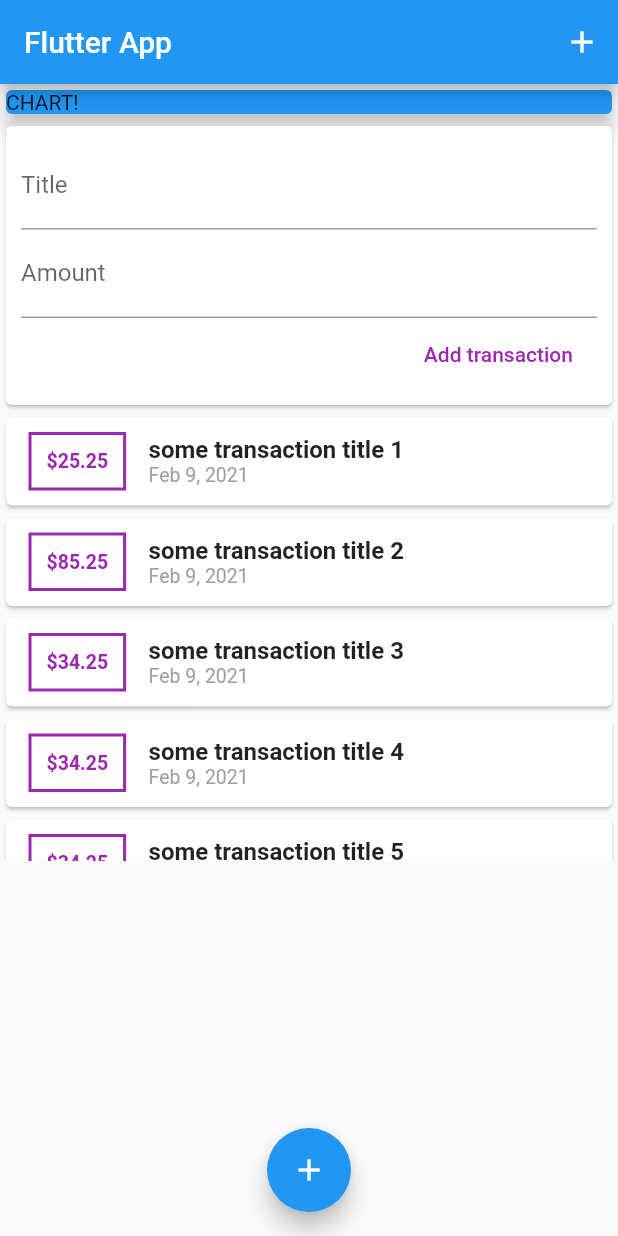
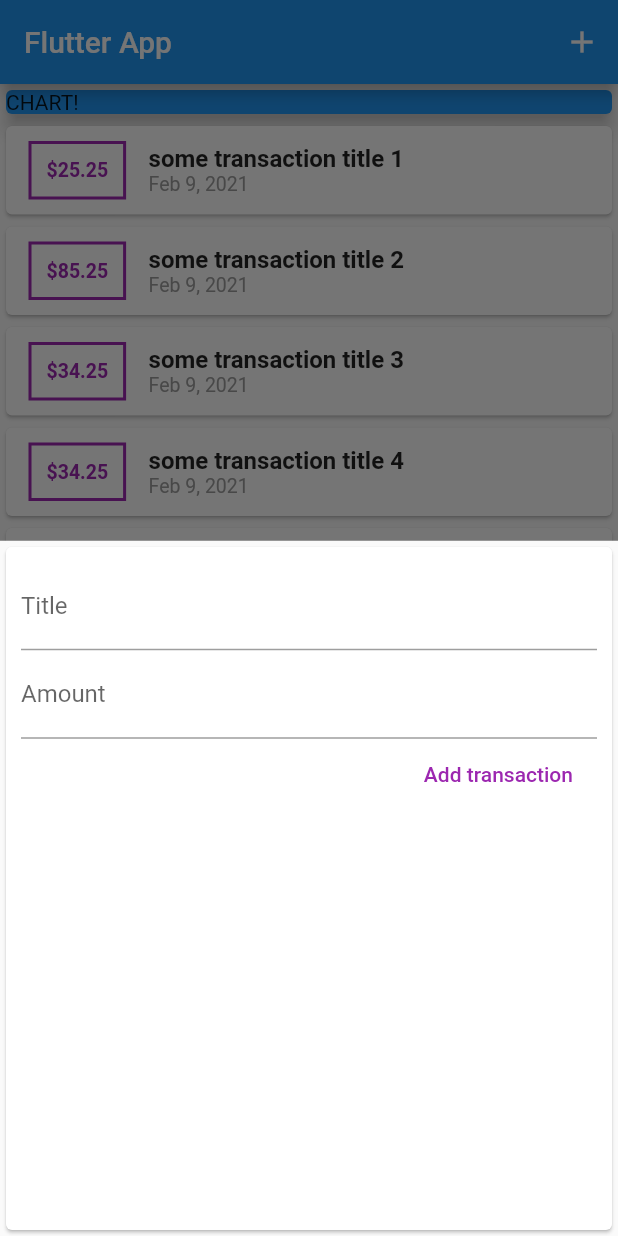
Before and after one commit to robozavri/flutter-finance, a Flutter app: the screen it shows after launch, after a tap on the "add" icon, on a phone screen of 412 x 824 dp. Run offline on Flutter 3.47's test engine with Material 2 defaults, Android fonts, the phone set to English and light mode, and no system bars.

Commit message:
[feat][finish-92]

```diff
--- a/lib/main.dart
+++ b/lib/main.dart
@@ -1,5 +1,8 @@
 import 'package:flutter/material.dart';
-import './widgets/user_transactions.dart';
+import 'package:flutter_finance/widgets/new_transaction.dart';
+import 'package:flutter_finance/widgets/transaction_list.dart';
+import './widgets/new_transaction.dart';
+import './models/transaction.dart';
 
 void main() => runApp(MyApp());
 
@@ -13,7 +16,77 @@ class MyApp extends StatelessWidget {
   }
 }
 
-class MyHomePage extends StatelessWidget {
+class MyHomePage extends StatefulWidget {
+  @override
+  _MyHomePageState createState() => _MyHomePageState();
+}
+
+class _MyHomePageState extends State<MyHomePage> {
+  final List<Transaction> _userTransactions = [
+    Transaction(
+      id: 'otfghjkl;',
+      title: 'some transaction title 1',
+      amount: 25.25,
+      date: DateTime.now(),
+    ),
+    Transaction(
+      id: 'hnkyuuimu;',
+      title: 'some transaction title 2',
+      amount: 85.25,
+      date: DateTime.now(),
+    ),
+    Transaction(
+      id: 'vgrvgtg;',
+      title: 'some transaction title 3',
+      amount: 34.25,
+      date: DateTime.now(),
+    ),
+    Transaction(
+      id: 'vgrvgtg;',
+      title: 'some transaction title 4',
+      amount: 34.25,
+      date: DateTime.now(),
+    ),
+    Transaction(
+      id: 'vgrvgtg;',
+      title: 'some transaction title 5',
+      amount: 34.25,
+      date: DateTime.now(),
+    ),
+    Transaction(
+      id: 'vgrvgtg;',
+      title: 'some transaction title 6',
+      amount: 34.25,
+      date: DateTime.now(),
+    )
+  ];
+
+  void _addNewTransaction(String txTitle, double txAmount) {
+    final newTx = Transaction(
+      title: txTitle,
+      amount: txAmount,
+      date: DateTime.now(),
+      id: DateTime.now().toString(),
+    );
+
+    setState(() {
+      _userTransactions.add(newTx);
+    });
+  }
+
+  void _startAddNEwTransaction(BuildContext ctx) {
+    showModalBottomSheet(
+      context: ctx,
+      builder: (_) {
+        return GestureDetector(
+          onTap: () {},
+          child: NewTransaction(_addNewTransaction),
+          behavior: HitTestBehavior.opaque,
+        );
+      },
+    );
+  }
+
   @override
   Widget build(BuildContext context) {
     return Scaffold(
@@ -22,7 +95,7 @@ class MyHomePage extends StatelessWidget {
           actions: <Widget>[
             IconButton(
               icon: Icon(Icons.add),
-              onPressed: () {},
+              onPressed: () => _startAddNEwTransaction(context),
             )
           ],
         ),
@@ -37,12 +110,13 @@ class MyHomePage extends StatelessWidget {
                   elevation: 5,
                 ),
               ),
-              UserTransactions()
+              TransactionList(_userTransactions)
             ],
           ),
         ),
         floatingActionButtonLocation: FloatingActionButtonLocation.centerFloat,
-        floatingActionButton:
-            FloatingActionButton(child: Icon(Icons.add), onPressed: () {}));
+        floatingActionButton: FloatingActionButton(
+            child: Icon(Icons.add),
+            onPressed: () => _startAddNEwTransaction(context)));
   }
 }
--- a/lib/widgets/transaction_list.dart
+++ b/lib/widgets/transaction_list.dart
@@ -9,7 +9,7 @@ class TransactionList extends StatelessWidget {
   @override
   Widget build(BuildContext context) {
     return Container(
-      height: 300,
+      height: 500,
       child: ListView.builder(
         itemBuilder: (ctx, index) {
           return Card(
```
